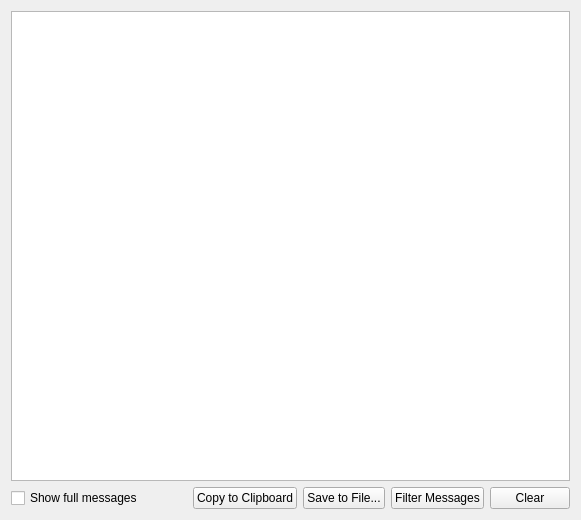
This is Qt/Core/Resources/UI/pqOutputWidget.ui in Kitware/ParaView as Qt 5 draws it before an edit. The edited form follows.
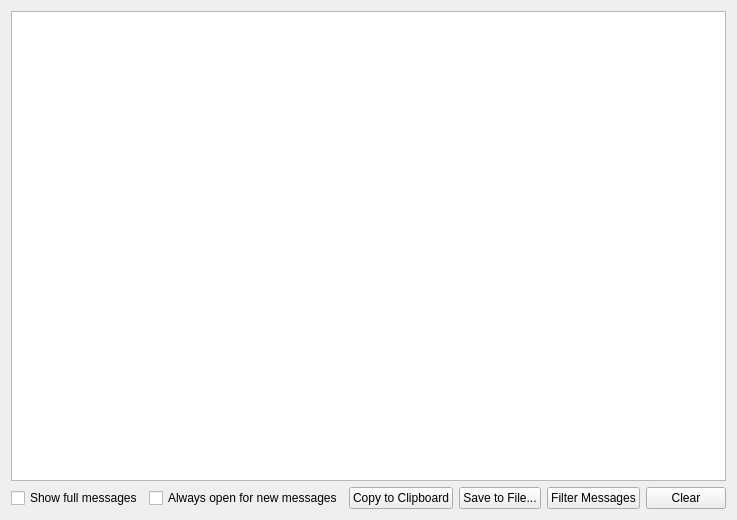
This is the edited form. Custom widgets are drawn as their Qt base class.

Commit message:
Suppress Output Messages From Opening Again
- Addresses #12587
- Adds a checkbox (default unchecked) that pops up the Output Messages
window when there are new messages available.
- If the output messages is docked, then this checkbox is disabled.
- This option is also saved into settings.

```diff
--- a/Qt/Core/Resources/UI/pqOutputWidget.ui
+++ b/Qt/Core/Resources/UI/pqOutputWidget.ui
@@ -61,7 +61,7 @@
     </widget>
    </item>
    <item>
-    <layout class="QHBoxLayout" name="horizontalLayout" stretch="1,0,0,0">
+    <layout class="QHBoxLayout" name="horizontalLayout" stretch="0,1,0,0,0,0">
      <item>
       <widget class="QCheckBox" name="showFullMessagesCheckBox">
        <property name="toolTip">
@@ -72,6 +72,16 @@
        </property>
       </widget>
      </item>
+     <item>
+      <widget class="QCheckBox" name="alwaysOpenForNewMessagesCheckBox">
+       <property name="toolTip">
+        <string>&lt;html&gt;&lt;head/&gt;&lt;body&gt;&lt;p&gt;If unchecked and the window is closed, the window will remain closed when new messages are available.&lt;/p&gt;&lt;/body&gt;&lt;/html&gt;</string>
+       </property>
+       <property name="text">
+        <string>Always open for new messages</string>
+       </property>
+      </widget>
+     </item>
      <item>
       <widget class="QPushButton" name="copyButton">
        <property name="text">
```
The commit also changes 5 other files.
